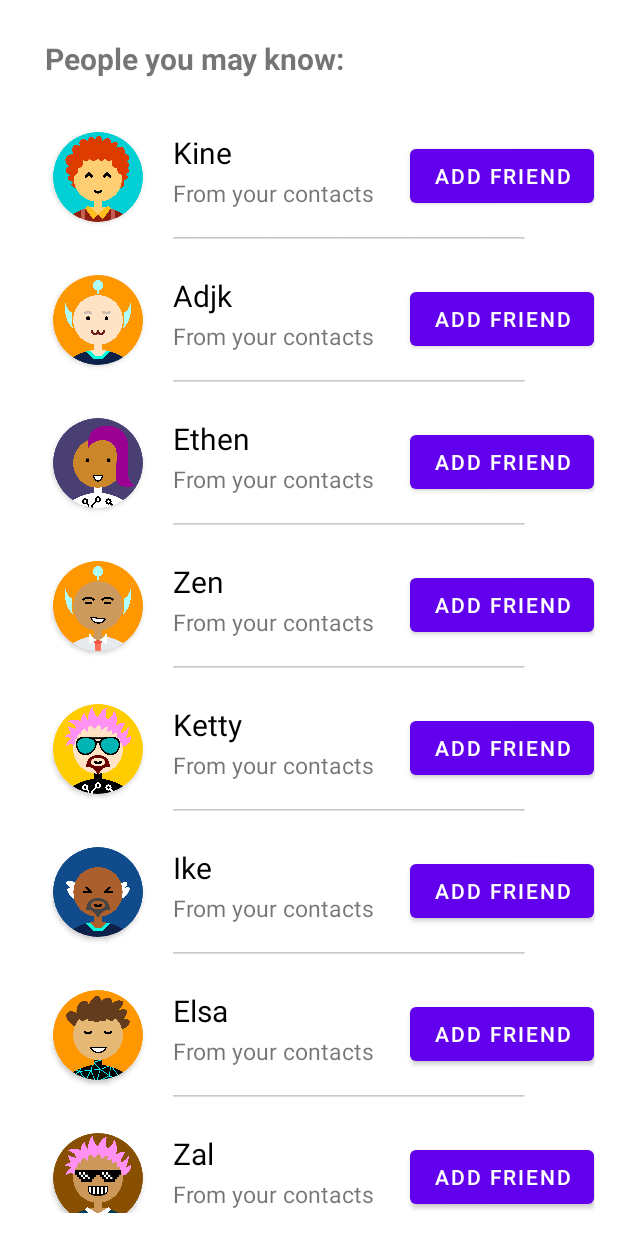
After one commit to zhangxiao625/fitGroup, an Android app: the FriendActivity screen opened directly, with no data from a screen before it, on a phone screen of 412 x 824 dp. The commit adds this screen. Run offline under Robolectric (Android 15) with nearby library versions, the phone set to English and light mode, and no system bars; Roboto replaces fonts that are not available here.

Commit message:
add friend page

```diff
--- a/app/src/main/AndroidManifest.xml
+++ b/app/src/main/AndroidManifest.xml
@@ -9,6 +9,9 @@
         android:roundIcon="@mipmap/ic_launcher_round"
         android:supportsRtl="true"
         android:theme="@style/Theme.MyApplication">
+        <activity
+            android:name=".FriendActivity"
+            android:exported="false" />
         <activity
             android:name=".FeedDetailActivity"
             android:exported="false" />
--- /dev/null
+++ b/app/src/main/java/com/example/myapplication/FriendActivity.java
@@ -0,0 +1,52 @@
+package com.example.myapplication;
+
+import androidx.appcompat.app.AppCompatActivity;
+import androidx.recyclerview.widget.LinearLayoutManager;
+import androidx.recyclerview.widget.RecyclerView;
+
+import android.os.Bundle;
+import android.widget.Toast;
+
+import java.util.ArrayList;
+import java.util.List;
+
+public class FriendActivity extends AppCompatActivity{
+
+    RecyclerView mrecyclerView;
+    LinearLayoutManager layoutManager;
+    List<ModelClass> userList;
+    FriendAdapter adapter;
+
+    @Override
+    protected void onCreate(Bundle savedInstanceState) {
+        super.onCreate(savedInstanceState);
+        setContentView(R.layout.activity_friend);
+
+        initData();
+
+        mrecyclerView=findViewById(R.id.RecyclerView);
+        layoutManager = new LinearLayoutManager(this);
+        layoutManager.setOrientation(RecyclerView.VERTICAL);
+        mrecyclerView.setLayoutManager(layoutManager);
+        adapter=new FriendAdapter(userList);
+        mrecyclerView.setAdapter(adapter);
+        adapter.notifyDataSetChanged();
+    }
+
+    private void initData() {
+        userList = new ArrayList<>();
+        userList.add(new ModelClass(R.drawable.profile1,"Kine","From your contacts","11:55 am","_______________________________________"));
+        userList.add(new ModelClass(R.drawable.profile2,"Adjk","From your contacts","12:05 pm","_______________________________________"));
+        userList.add(new ModelClass(R.drawable.profile3,"Ethen","From your contacts","12:38 pm","_______________________________________"));
+        userList.add(new ModelClass(R.drawable.profile4,"Zen","From your contacts","1:55 pm","_______________________________________"));
+        userList.add(new ModelClass(R.drawable.profile5,"Ketty","From your contacts","2:22 pm","_______________________________________"));
+        userList.add(new ModelClass(R.drawable.profile6,"Ike","From your contacts","2:46 pm","_______________________________________"));
+        userList.add(new ModelClass(R.drawable.profile7,"Elsa","From your contacts","2:55 pm","_______________________________________"));
+        userList.add(new ModelClass(R.drawable.profile8,"Zal","From your contacts","3:55 pm","_______________________________________"));
+        userList.add(new ModelClass(R.drawable.profile9,"Ekl","From your contacts","11:55 pm","_______________________________________"));
+        userList.add(new ModelClass(R.drawable.profile10,"Kine","From your contacts","11:55 pm","_______________________________________"));
+        userList.add(new ModelClass(R.drawable.profile1,"Kine","From your contacts","11:55 pm","_______________________________________"));
+        userList.add(new ModelClass(R.drawable.profile2,"Kine","From your contacts","11:55 pm","_______________________________________"));
+    }
+
+}
--- /dev/null
+++ b/app/src/main/java/com/example/myapplication/FriendAdapter.java
@@ -0,0 +1,89 @@
+package com.example.myapplication;
+
+import android.view.LayoutInflater;
+import android.view.View;
+import android.view.ViewGroup;
+import android.widget.Button;
+import android.widget.ImageView;
+import android.widget.TextView;
+
+import androidx.annotation.NonNull;
+import androidx.recyclerview.widget.RecyclerView;
+
+import java.util.List;
+
+public class FriendAdapter extends RecyclerView.Adapter<FriendAdapter.ViewHolder> {
+
+    private List<ModelClass> userList;
+
+    public FriendAdapter(List<ModelClass>userList) {
+        this.userList=userList;
+    }
+
+
+    @NonNull
+    @Override
+    public ViewHolder onCreateViewHolder(@NonNull ViewGroup parent, int viewType) {
+        View view= LayoutInflater.from(parent.getContext()).inflate(R.layout.friend_item,parent,false);
+        return new ViewHolder(view);
+
+
+    }
+
+    @Override
+    public void onBindViewHolder(@NonNull ViewHolder holder, int position) {
+
+        int resource = userList.get(position).getImageview();
+        String name=userList.get(position).getTextview1();
+        String msg=userList.get(position).getTextview2();
+        String line=userList.get(position).getDivider();
+
+        holder.setData(resource,name,msg,line);
+
+
+
+    }
+
+    @Override
+    public int getItemCount() {
+        return userList.size();
+    }
+
+    //view holder class
+
+
+
+    public class ViewHolder extends RecyclerView.ViewHolder {
+        private ImageView imageView;
+        private TextView textView;
+        private TextView textView2;
+        private TextView divider;
+        private Button button;
+
+
+
+        public ViewHolder(@NonNull View itemView) {
+            super(itemView);
+            //here use xml ids
+            //give different name not like constructor
+            imageView=itemView.findViewById(R.id.imageview);
+            textView=itemView.findViewById(R.id.textview);
+            textView2=itemView.findViewById(R.id.textview2);
+            divider=itemView.findViewById(R.id.Divider);
+            button = itemView.findViewById(R.id.btn_follow);
+
+        }
+
+        public void setData(int resource, String name, String msg, String line) {
+
+            imageView.setImageResource(resource);
+            textView.setText(name);
+            textView2.setText(msg);
+            divider.setText(line);
+
+
+
+        }
+
+    }
+}
--- a/app/src/main/java/com/example/myapplication/SettingActivity.java
+++ b/app/src/main/java/com/example/myapplication/SettingActivity.java
@@ -8,17 +8,30 @@ import androidx.preference.PreferenceFragmentCompat;
 import android.content.Intent;
 import android.os.Bundle;
 import android.view.MenuItem;
+import android.view.View;
+import android.widget.Button;
 
 import com.google.android.material.bottomnavigation.BottomNavigationView;
 
 public class SettingActivity extends AppCompatActivity {
 
     BottomNavigationView bottomNavigationView;
+    Button button;
 
     @Override
     protected void onCreate(Bundle savedInstanceState) {
         super.onCreate(savedInstanceState);
         setContentView(R.layout.activity_setting);
+
+        button = findViewById(R.id.btn_follow);
+        button.setOnClickListener(new View.OnClickListener(){
+
+            @Override
+            public void onClick(View v) {
+                Intent intent = new Intent(getApplicationContext(), FriendActivity.class);
+                startActivity(intent);
+            }
+        });
 
         bottomNavigationView = findViewById(R.id.bottom_navigation);
         bottomNavigationView.setSelectedItemId(R.id.setting);
@@ -59,6 +72,7 @@ public class SettingActivity extends AppCompatActivity {
             actionBar.setDisplayHomeAsUpEnabled(true);
         }
 
+
     }
 
     public static class SettingFragment extends PreferenceFragmentCompat {
--- /dev/null
+++ b/app/src/main/res/layout/activity_friend.xml
@@ -0,0 +1,33 @@
+<?xml version="1.0" encoding="utf-8"?>
+<RelativeLayout xmlns:android="http://schemas.android.com/apk/res/android"
+    xmlns:app="http://schemas.android.com/apk/res-auto"
+    xmlns:tools="http://schemas.android.com/tools"
+    android:layout_width="match_parent"
+    android:layout_height="match_parent"
+    tools:context=".FriendActivity">
+
+    <TextView
+        android:id="@+id/title"
+        android:layout_width="wrap_content"
+        android:layout_height="wrap_content"
+        android:layout_alignParentTop="true"
+        android:layout_marginLeft="30dp"
+        android:layout_marginTop="25dp"
+        android:text="People you may know:"
+        android:textStyle="bold"
+        android:textSize="20sp" />
+
+    <androidx.recyclerview.widget.RecyclerView
+        android:id="@+id/RecyclerView"
+        android:layout_width="match_parent"
+        android:layout_height="match_parent"
+        android:layout_below="@+id/title"
+        android:layout_marginStart="15dp"
+        android:layout_marginTop="15dp"
+        android:layout_marginEnd="15dp"
+        android:layout_marginBottom="15dp"
+        android:background="#ffffff">
+
+    </androidx.recyclerview.widget.RecyclerView>
+
+</RelativeLayout>
--- /dev/null
+++ b/app/src/main/res/layout/friend_item.xml
@@ -0,0 +1,80 @@
+<?xml version="1.0" encoding="utf-8"?>
+<RelativeLayout xmlns:android="http://schemas.android.com/apk/res/android"
+    android:layout_width="match_parent"
+    android:layout_height="wrap_content"
+    xmlns:app="http://schemas.android.com/apk/res-auto">
+
+
+    <RelativeLayout
+        android:layout_width="match_parent"
+        android:layout_height="95dp"
+        android:background="#ffffff">
+
+        <androidx.cardview.widget.CardView
+
+            android:id="@+id/imageview1"
+            android:layout_width="60dp"
+            android:layout_height="60dp"
+            android:layout_marginLeft="20dp"
+            android:layout_marginTop="20dp"
+            app:cardCornerRadius="60dp">
+
+            <ImageView
+                android:id="@+id/imageview"
+                android:layout_width="60dp"
+                android:layout_height="60dp"
+                android:scaleType="centerCrop"
+                android:src="@drawable/profile1"></ImageView>
+
+        </androidx.cardview.widget.CardView>
+
+        <TextView
+            android:id="@+id/textview"
+            android:layout_width="120dp"
+            android:layout_height="30dp"
+            android:layout_marginLeft="20dp"
+            android:layout_marginTop="20dp"
+            android:layout_toRightOf="@id/imageview1"
+            android:text="Brijesh"
+            android:textColor="#000000"
+            android:textSize="20sp">
+
+        </TextView>
+
+        <Button
+            android:layout_width="wrap_content"
+            android:layout_height="wrap_content"
+            android:layout_alignLeft="@+id/textview"
+            android:layout_alignParentBottom="true"
+            android:layout_marginLeft="158dp"
+            android:layout_marginBottom="22dp"
+            android:text="Add Friend" />
+
+        <TextView
+            android:id="@+id/textview2"
+            android:layout_width="wrap_content"
+            android:layout_height="30dp"
+            android:layout_below="@+id/textview"
+            android:layout_marginLeft="20dp"
+            android:layout_toRightOf="@id/imageview1"
+            android:text="From your contacts"
+            android:textSize="15sp">
+
+        </TextView>
+
+        <TextView
+            android:id="@+id/Divider"
+            android:layout_width="match_parent"
+            android:layout_height="20dp"
+            android:layout_below="@id/imageview1"
+            android:layout_marginLeft="20dp"
+            android:layout_marginTop="-5dp"
+            android:layout_toRightOf="@id/imageview1"
+            android:text="hello"
+            android:textColor="#CDC7C7">
+
+        </TextView>
+
+    </RelativeLayout>
+
+</RelativeLayout>
```
